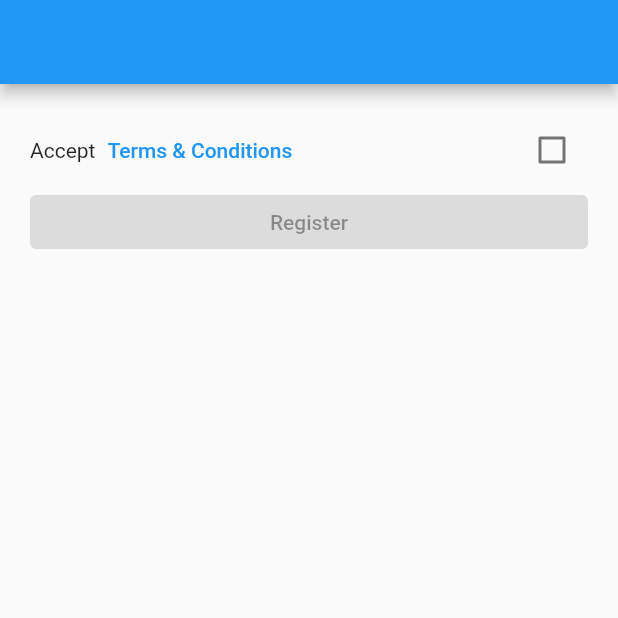
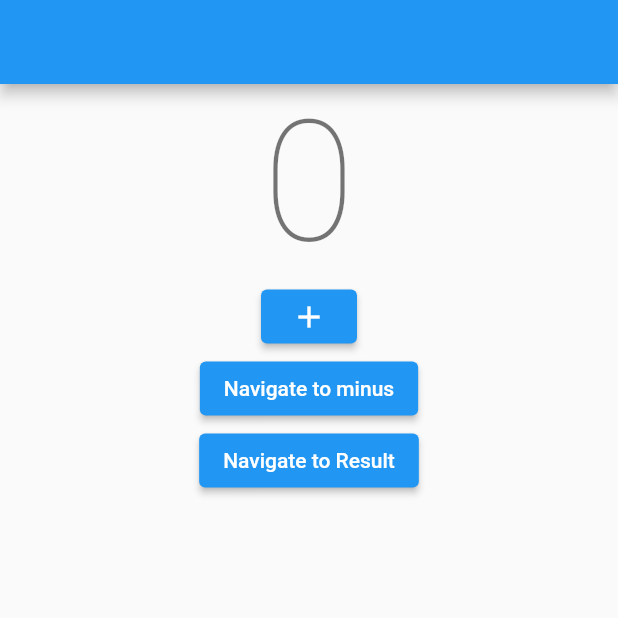
Before and after one commit to AhmedAbogameel/inout_training, a Flutter app: the screen it shows after launch, on a phone screen of 412 x 824 dp, the top half of it. Run offline on Flutter 3.47's test engine with Material 2 defaults, Android fonts, the phone set to English and light mode, and no system bars; our stand-ins replace flutter_bloc.

Commit message:
- Counter

```diff
--- /dev/null
+++ b/lib/counter/counter_plus/view.dart
@@ -0,0 +1,62 @@
+import 'package:flutter/material.dart';
+import 'package:flutter_bloc/flutter_bloc.dart';
+import 'package:inout_training/counter/counter_minus/view.dart';
+import 'package:inout_training/counter/cubit.dart';
+import 'package:inout_training/counter/result/view.dart';
+import 'package:inout_training/counter/states.dart';
+
+class CounterPlusView extends StatelessWidget {
+  @override
+  Widget build(BuildContext context) {
+    final cubit = CounterCubit.of(context);
+    return Scaffold(
+      appBar: AppBar(),
+      body: Center(
+        child: Builder(builder: (context) {
+          return Column(
+            children: [
+              BlocBuilder(
+                bloc: cubit,
+                // buildWhen: (previous, current) => current is CounterPlus,
+                builder: (context, state) => Text(
+                  cubit.counter.toString(),
+                  style: Theme.of(context).textTheme.headline1,
+                ),
+              ),
+              ElevatedButton(
+                onPressed: cubit.plus,
+                child: Icon(
+                  Icons.add,
+                ),
+              ),
+              ElevatedButton(
+                onPressed: () {
+                  Navigator.of(context).push(
+                    MaterialPageRoute(
+                      builder: (context) => CounterMinusView(),
+                      // builder: (context) => BlocProvider.value(
+                      //   value: cubit,
+                      //   child: CounterMinusView(),
+                      // ),
+                    ),
+                  );
+                },
+                child: Text('Navigate to minus'),
+              ),
+              ElevatedButton(
+                onPressed: () {
+                  Navigator.of(context).push(
+                    MaterialPageRoute(
+                      builder: (context) => CounterResultView(),
+                    ),
+                  );
+                },
+                child: Text('Navigate to Result'),
+              ),
+            ],
+          );
+        }),
+      ),
+    );
+  }
+}
--- /dev/null
+++ b/lib/counter/cubit.dart
@@ -0,0 +1,21 @@
+import 'package:flutter_bloc/flutter_bloc.dart';
+import 'package:inout_training/counter/states.dart';
+
+class CounterCubit extends Cubit<CounterStates>{
+  CounterCubit() : super(CounterInit());
+
+  static CounterCubit of(context) => BlocProvider.of(context);
+
+  int counter = 0;
+
+  void plus() {
+    counter++;
+    emit(CounterPlus());
+  }
+
+  void minus() {
+    counter--;
+    emit(CounterMinus());
+  }
+
+}
--- /dev/null
+++ b/lib/counter/states.dart
@@ -0,0 +1,7 @@
+abstract class CounterStates {}
+
+class CounterInit extends CounterStates {}
+
+class CounterPlus extends CounterStates {}
+
+class CounterMinus extends CounterStates {}
--- a/lib/main.dart
+++ b/lib/main.dart
@@ -1,4 +1,7 @@
 import 'package:flutter/material.dart';
+import 'package:flutter_bloc/flutter_bloc.dart';
+import 'package:inout_training/counter/counter_plus/view.dart';
+import 'package:inout_training/counter/cubit.dart';
 import 'package:inout_training/register/view.dart';
 
 void main() {
@@ -8,8 +11,14 @@ void main() {
 class MyApp extends StatelessWidget {
   @override
   Widget build(BuildContext context) {
-    return MaterialApp(
-      home: RegisterView(),
+    return MultiBlocProvider(
+      providers: [
+        BlocProvider(create: (context) => CounterCubit(),)
+      ],
+      child: MaterialApp(
+        home: CounterPlusView(),
+        // home: RegisterView(),
+      ),
     );
   }
 }
```
Also changed, not shown: lib/counter/counter_minus/view.dart (added, +35 -0 lines), lib/counter/result/view.dart (added, +17 -0 lines).
